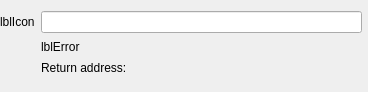
Qt form src/plugins/rosterchanger/edititemwidget.ui (silvansky/Contacts) before a commit.
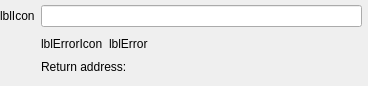
The same form after that commit. Custom widgets are drawn as their Qt base class.

The edit to the form file:
```diff
--- a/src/plugins/rosterchanger/edititemwidget.ui
+++ b/src/plugins/rosterchanger/edititemwidget.ui
@@ -7,16 +7,22 @@
     <x>0</x>
     <y>0</y>
     <width>368</width>
-    <height>92</height>
+    <height>86</height>
    </rect>
   </property>
   <layout class="QGridLayout" name="gridLayout">
    <property name="leftMargin">
     <number>0</number>
    </property>
+   <property name="topMargin">
+    <number>5</number>
+   </property>
    <property name="rightMargin">
     <number>0</number>
    </property>
+   <property name="bottomMargin">
+    <number>5</number>
+   </property>
    <item row="0" column="0">
     <widget class="QLabel" name="lblIcon">
      <property name="text">
@@ -30,6 +36,33 @@
    <item row="0" column="2">
     <widget class="CloseButton" name="cbtDelete" native="true"/>
    </item>
+   <item row="1" column="1">
+    <layout class="QHBoxLayout" name="horizontalLayout">
+     <item>
+      <widget class="QLabel" name="lblErrorIcon">
+       <property name="text">
+        <string notr="true">lblErrorIcon</string>
+       </property>
+      </widget>
+     </item>
+     <item>
+      <widget class="QLabel" name="lblError">
+       <property name="sizePolicy">
+        <sizepolicy hsizetype="Expanding" vsizetype="Preferred">
+         <horstretch>0</horstretch>
+         <verstretch>0</verstretch>
+        </sizepolicy>
+       </property>
+       <property name="text">
+        <string notr="true">lblError</string>
+       </property>
+       <property name="wordWrap">
+        <bool>true</bool>
+       </property>
+      </widget>
+     </item>
+    </layout>
+   </item>
    <item row="2" column="1">
     <widget class="QWidget" name="wdtSelectProfile" native="true">
      <layout class="QVBoxLayout" name="verticalLayout">
@@ -49,16 +82,6 @@
      </layout>
     </widget>
    </item>
-   <item row="1" column="1">
-    <widget class="QLabel" name="lblError">
-     <property name="text">
-      <string notr="true">lblError</string>
-     </property>
-     <property name="wordWrap">
-      <bool>true</bool>
-     </property>
-    </widget>
-   </item>
   </layout>
  </widget>
  <layoutdefault spacing="6" margin="11"/>
```
